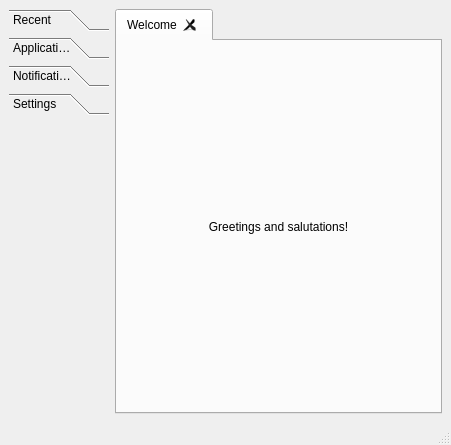
Old version of the form src/qworkspace/qworkspace.ui in the repository fluxer/bfp.
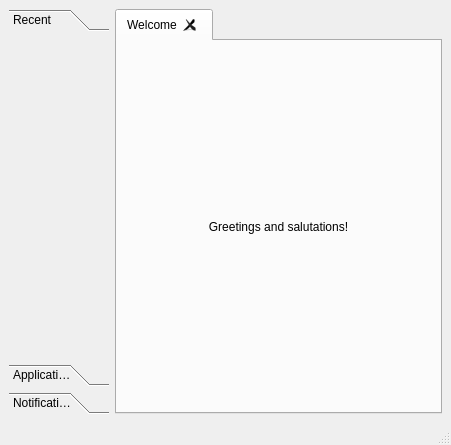
New version of the form. The open tabs and pages were chosen to show the change.

Commit message: removed settings toolbox from main UI

```diff
--- a/src/qworkspace/qworkspace.ui
+++ b/src/qworkspace/qworkspace.ui
@@ -50,7 +50,7 @@
          <x>0</x>
          <y>0</y>
          <width>100</width>
-         <height>281</height>
+         <height>312</height>
         </rect>
        </property>
        <attribute name="label">
@@ -128,34 +128,6 @@
         </item>
        </layout>
       </widget>
-      <widget class="QWidget" name="settingsPage">
-       <property name="geometry">
-        <rect>
-         <x>0</x>
-         <y>0</y>
-         <width>100</width>
-         <height>281</height>
-        </rect>
-       </property>
-       <attribute name="label">
-        <string>Settings</string>
-       </attribute>
-       <layout class="QGridLayout" name="gridLayout_7">
-        <item row="0" column="0" colspan="2">
-         <spacer name="verticalSpacer_2">
-          <property name="orientation">
-           <enum>Qt::Vertical</enum>
-          </property>
-          <property name="sizeHint" stdset="0">
-           <size>
-            <width>69</width>
-            <height>240</height>
-           </size>
-          </property>
-         </spacer>
-        </item>
-       </layout>
-      </widget>
      </widget>
     </item>
     <item row="2" column="1">
```
Left out of the diff: 4 changed lines with no effect on the pictures. The commit also changes 2 other files.
